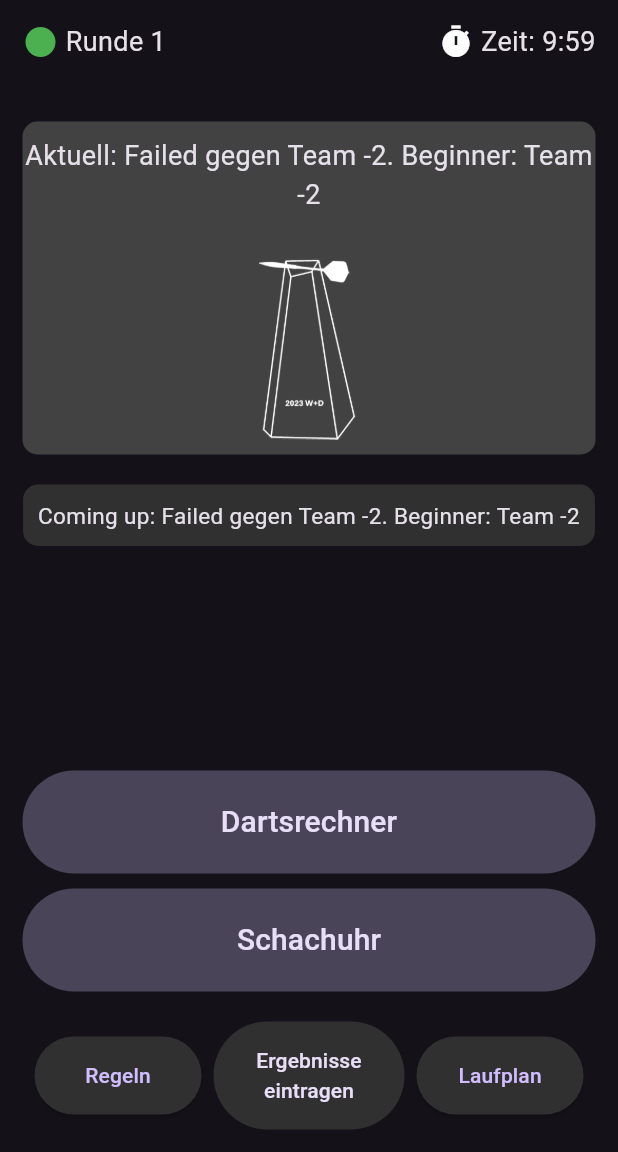
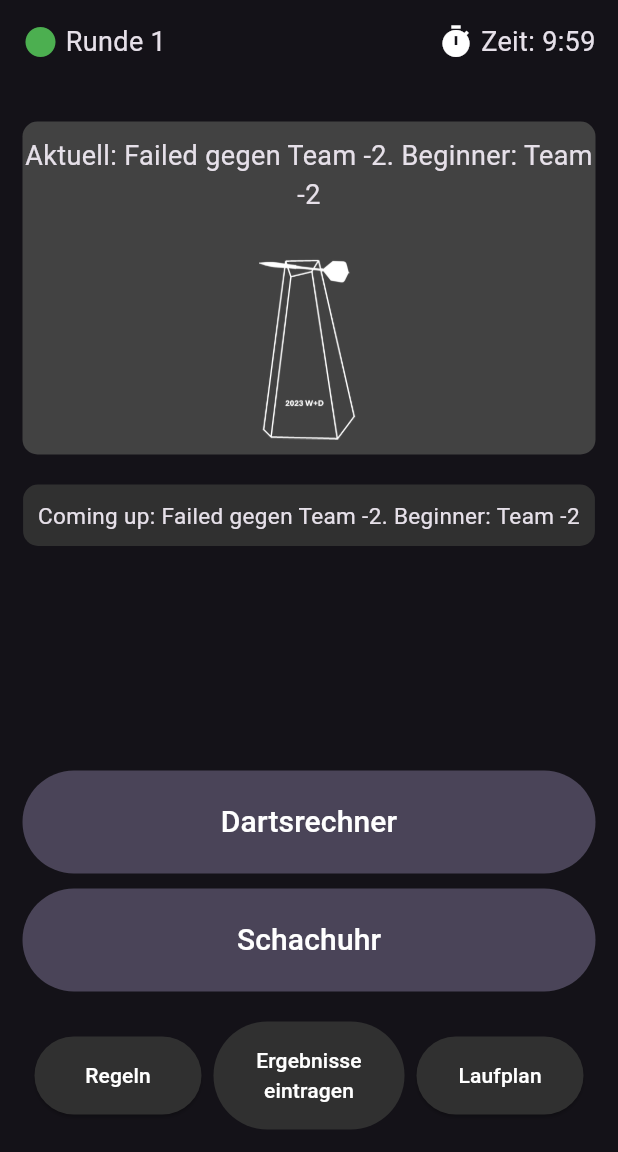
Before and after one commit to PhoenixFlyy/MiniOlympiade, a Flutter app: the MainMenu screen opened directly, on a phone screen of 412 x 824 dp, the part 84-1236 px from its top. Run offline on Flutter 3.47's test engine with Material 2 defaults, Android fonts, the phone set to English and light mode, and no system bars; our stand-ins replace audioplayers, firebase_core, firebase_database, shared_preferences; accounts and stored records are empty.

Commit message:
Uniform names #2

```diff
--- a/winter_olympiade/lib/MainMenu.dart
+++ b/winter_olympiade/lib/MainMenu.dart
@@ -13,7 +13,7 @@ import 'ResultScreen.dart';
 import 'Rules.dart';
 import 'SchedulePage.dart';
 import 'TeamSelection.dart';
-import 'WinnerScreen.dart';
+import 'UploadPointsScreen.dart';
 import 'utils/DateTimePicker.dart';
 import 'utils/DateTimeUtils.dart';
 import 'utils/MatchData.dart';
@@ -468,7 +468,7 @@ class _MainMenuState extends State<MainMenu> {
                       },
                       child: const Text(
                         'Dartsrechner',
-                        style: TextStyle(fontSize: 20),
+                        style: TextStyle(fontSize: 20, color: Colors.white),
                       ),
                     ),
                   ),
@@ -492,7 +492,7 @@ class _MainMenuState extends State<MainMenu> {
                       },
                       child: const Text(
                         'Schachuhr',
-                        style: TextStyle(fontSize: 20),
+                        style: TextStyle(fontSize: 20, color: Colors.white),
                       ),
                     ),
                   ),
@@ -514,7 +514,8 @@ class _MainMenuState extends State<MainMenu> {
                                 MaterialPageRoute(
                                     builder: (context) => RulesScreen()));
                           },
-                          child: const Text('Regeln'),
+                          child: const Text('Regeln',
+                              style: TextStyle(color: Colors.white)),
                         ),
                       ),
                     ),
@@ -533,7 +534,8 @@ class _MainMenuState extends State<MainMenu> {
                                       teamNumber: selectedTeam)));
                         },
                         child: const Text('Ergebnisse eintragen',
-                            textAlign: TextAlign.center),
+                            textAlign: TextAlign.center,
+                            style: TextStyle(color: Colors.white)),
                       ),
                     ),
                     Expanded(
@@ -554,7 +556,8 @@ class _MainMenuState extends State<MainMenu> {
                                           currentRowForColor: currentRound,
                                         )));
                           },
-                          child: const Text('Laufplan'),
+                          child: const Text('Laufplan',
+                              style: TextStyle(color: Colors.white)),
                         ),
                       ),
                     ),
```
Also changed, not shown: winter_olympiade/lib/UploadPointsScreen.dart (renamed from winter_olympiade/lib/WinnerScreen.dart).
